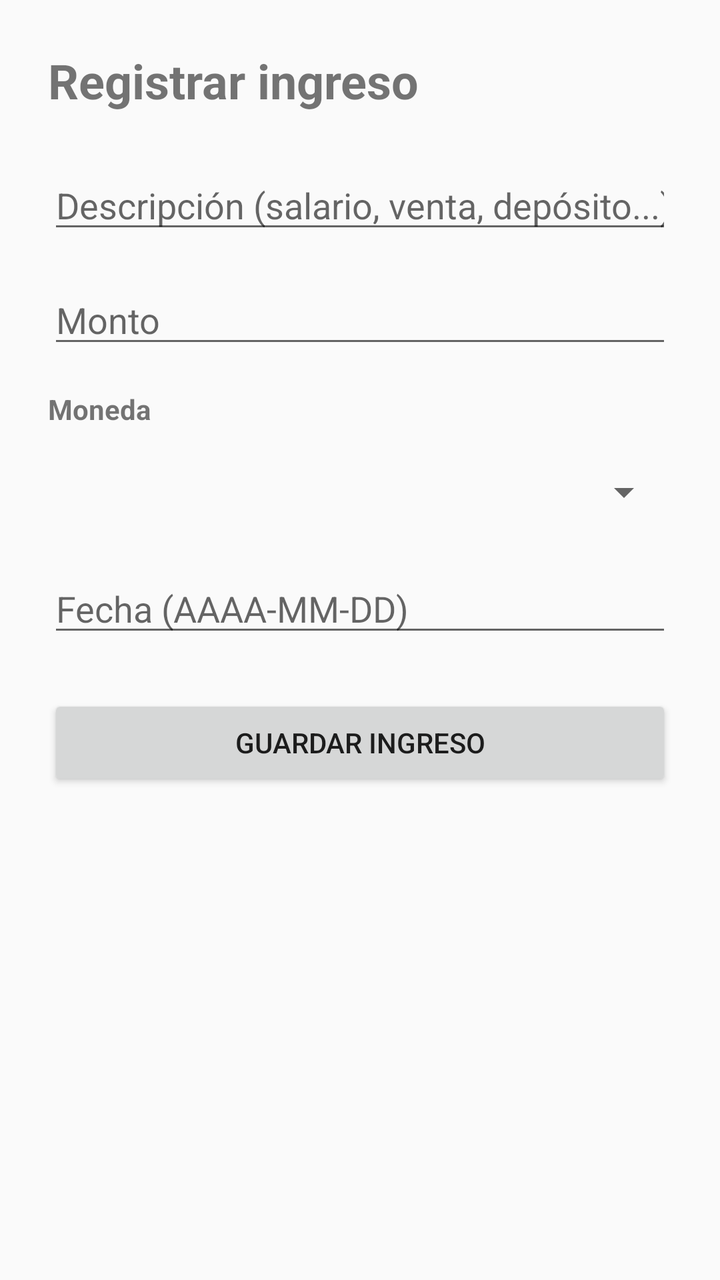
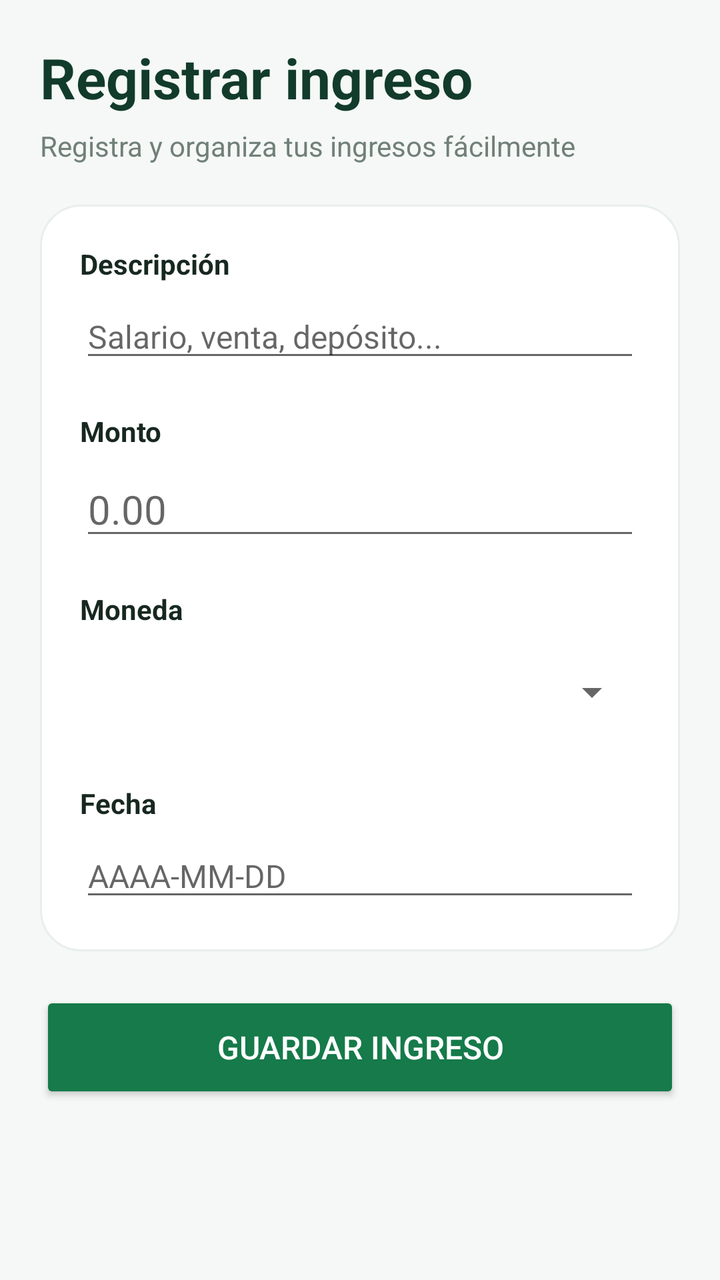

Before-and-after screenshots of an Android layout around one commit, followed by the original layout XML and the change that was made.
<!-- AndroidManifest.xml: application theme Theme.ControlGastos -->
<!-- res/layout/activity_formulario_ingreso.xml -->
<?xml version="1.0" encoding="utf-8"?>
<ScrollView xmlns:android="http://schemas.android.com/apk/res/android"
    android:layout_width="match_parent"
    android:layout_height="match_parent"
    android:fillViewport="true">

    <LinearLayout
        android:layout_width="match_parent"
        android:layout_height="wrap_content"
        android:orientation="vertical"
        android:padding="24dp">

        <TextView
            android:id="@+id/txtTituloIngreso"
            android:layout_width="match_parent"
            android:layout_height="wrap_content"
            android:layout_marginBottom="24dp"
            android:text="Registrar ingreso"
            android:textSize="24sp"
            android:textStyle="bold" />

        <EditText
            android:id="@+id/etDescripcionIngreso"
            android:layout_width="match_parent"
            android:layout_height="wrap_content"
            android:layout_marginBottom="16dp"
            android:hint="Descripción (salario, venta, depósito...)"
            android:inputType="textCapSentences"
            android:maxLines="1" />

        <EditText
            android:id="@+id/etMontoIngreso"
            android:layout_width="match_parent"
            android:layout_height="wrap_content"
            android:layout_marginBottom="16dp"
            android:hint="Monto"
            android:inputType="numberDecimal" />

        <TextView
            android:layout_width="match_parent"
            android:layout_height="wrap_content"
            android:text="Moneda"
            android:textStyle="bold" />

        <Spinner
            android:id="@+id/spMonedaIngreso"
            android:layout_width="match_parent"
            android:layout_height="48dp"
            android:layout_marginTop="8dp"
            android:layout_marginBottom="12dp" />

        <LinearLayout
            android:id="@+id/contenedorTipoCambioIngreso"
            android:layout_width="match_parent"
            android:layout_height="wrap_content"
            android:orientation="vertical"
            android:visibility="gone">

            <TextView
                android:layout_width="match_parent"
                android:layout_height="wrap_content"
                android:text="Tipo de cambio (Q por US$1)"
                android:textStyle="bold" />

            <EditText
                android:id="@+id/etTipoCambioIngreso"
                android:layout_width="match_parent"
                android:layout_height="wrap_content"
                android:hint="Ejemplo: 7.70"
                android:inputType="numberDecimal" />

            <TextView
                android:id="@+id/tvEquivalenteIngreso"
                android:layout_width="match_parent"
                android:layout_height="wrap_content"
                android:layout_marginTop="8dp"
                android:layout_marginBottom="16dp"
                android:text="Equivalente: Q 0.00"
                android:textStyle="bold" />

        </LinearLayout>

        <EditText
            android:id="@+id/etFechaIngreso"
            android:layout_width="match_parent"
            android:layout_height="wrap_content"
            android:layout_marginBottom="24dp"
            android:hint="Fecha (AAAA-MM-DD)"
            android:inputType="date" />

        <Button
            android:id="@+id/btnGuardarIngreso"
            android:layout_width="match_parent"
            android:layout_height="wrap_content"
            android:text="Guardar ingreso" />

        <Button
            android:id="@+id/btnEliminarIngreso"
            android:layout_width="match_parent"
            android:layout_height="wrap_content"
            android:layout_marginTop="12dp"
            android:text="Eliminar ingreso"
            android:visibility="gone" />

    </LinearLayout>
</ScrollView>
<!-- resources referenced by this layout -->
<resources>
  <style name="Theme.ControlGastos" parent="Theme.AppCompat.DayNight.NoActionBar" />
</resources>

<!-- the commit's change to res/layout/activity_formulario_ingreso.xml (unified diff, before → after) -->
@@ -2,104 +2,178 @@
 <ScrollView xmlns:android="http://schemas.android.com/apk/res/android"
     android:layout_width="match_parent"
     android:layout_height="match_parent"
-    android:fillViewport="true">
+    android:fillViewport="true"
+    android:background="#F5F8F6">
 
     <LinearLayout
         android:layout_width="match_parent"
         android:layout_height="wrap_content"
         android:orientation="vertical"
-        android:padding="24dp">
+        android:padding="20dp">
 
+        
         <TextView
             android:id="@+id/txtTituloIngreso"
             android:layout_width="match_parent"
             android:layout_height="wrap_content"
-            android:layout_marginBottom="24dp"
             android:text="Registrar ingreso"
-            android:textSize="24sp"
+            android:textColor="#123B2B"
+            android:textSize="28sp"
             android:textStyle="bold" />
-
-        <EditText
-            android:id="@+id/etDescripcionIngreso"
-            android:layout_width="match_parent"
-            android:layout_height="wrap_content"
-            android:layout_marginBottom="16dp"
-            android:hint="Descripción (salario, venta, depósito...)"
-            android:inputType="textCapSentences"
-            android:maxLines="1" />
-
-        <EditText
-            android:id="@+id/etMontoIngreso"
-            android:layout_width="match_parent"
-            android:layout_height="wrap_content"
-            android:layout_marginBottom="16dp"
-            android:hint="Monto"
-            android:inputType="numberDecimal" />
 
         <TextView
             android:layout_width="match_parent"
             android:layout_height="wrap_content"
-            android:text="Moneda"
-            android:textStyle="bold" />
+            android:layout_marginTop="6dp"
+            android:layout_marginBottom="20dp"
+            android:text="Registra y organiza tus ingresos fácilmente"
+            android:textColor="#718079"
+            android:textSize="14sp" />
 
-        <Spinner
-            android:id="@+id/spMonedaIngreso"
-            android:layout_width="match_parent"
-            android:layout_height="48dp"
-            android:layout_marginTop="8dp"
-            android:layout_marginBottom="12dp" />
-
+        
         <LinearLayout
-            android:id="@+id/contenedorTipoCambioIngreso"
             android:layout_width="match_parent"
             android:layout_height="wrap_content"
+            android:background="@drawable/bg_tarjeta_blanca"
             android:orientation="vertical"
-            android:visibility="gone">
+            android:padding="20dp">
 
+            
             <TextView
                 android:layout_width="match_parent"
                 android:layout_height="wrap_content"
-                android:text="Tipo de cambio (Q por US$1)"
+                android:text="Descripción"
+                android:textColor="#172820"
+                android:textSize="14sp"
                 android:textStyle="bold" />
 
             <EditText
-                android:id="@+id/etTipoCambioIngreso"
+                android:id="@+id/etDescripcionIngreso"
                 android:layout_width="match_parent"
                 android:layout_height="wrap_content"
-                android:hint="Ejemplo: 7.70"
-                android:inputType="numberDecimal" />
+                android:layout_marginTop="6dp"
+                android:hint="Salario, venta, depósito..."
+                android:inputType="textCapSentences"
+                android:singleLine="true"
+                android:textSize="16sp" />
 
+            
             <TextView
-                android:id="@+id/tvEquivalenteIngreso"
                 android:layout_width="match_parent"
                 android:layout_height="wrap_content"
-                android:layout_marginTop="8dp"
-                android:layout_marginBottom="16dp"
-                android:text="Equivalente: Q 0.00"
+                android:layout_marginTop="20dp"
+                android:text="Monto"
+                android:textColor="#172820"
+                android:textSize="14sp"
                 android:textStyle="bold" />
+
+            <EditText
+                android:id="@+id/etMontoIngreso"
+                android:layout_width="match_parent"
+                android:layout_height="wrap_content"
+                android:layout_marginTop="6dp"
+                android:hint="0.00"
+                android:inputType="numberDecimal"
+                android:textSize="20sp" />
+
+            
+            <TextView
+                android:layout_width="match_parent"
+                android:layout_height="wrap_content"
+                android:layout_marginTop="20dp"
+                android:text="Moneda"
+                android:textColor="#172820"
+                android:textSize="14sp"
+                android:textStyle="bold" />
+
+            <Spinner
+                android:id="@+id/spMonedaIngreso"
+                android:layout_width="match_parent"
+                android:layout_height="52dp"
+                android:layout_marginTop="6dp" />
+
+            
+            <LinearLayout
+                android:id="@+id/contenedorTipoCambioIngreso"
+                android:layout_width="match_parent"
+                android:layout_height="wrap_content"
+                android:layout_marginTop="12dp"
+                android:background="#F0F8F3"
+                android:orientation="vertical"
+                android:padding="14dp"
+                android:visibility="gone">
+
+                <TextView
+                    android:layout_width="match_parent"
+                    android:layout_height="wrap_content"
+                    android:text="Tipo de cambio (Q por US$1)"
+                    android:textColor="#172820"
+                    android:textStyle="bold"
+                    android:textSize="14sp" />
+
+                <EditText
+                    android:id="@+id/etTipoCambioIngreso"
+                    android:layout_width="match_parent"
+                    android:layout_height="wrap_content"
+                    android:layout_marginTop="6dp"
+                    android:hint="Ejemplo: 7.70"
+                    android:inputType="numberDecimal"
+                    android:textSize="18sp" />
+
+                <TextView
+                    android:id="@+id/tvEquivalenteIngreso"
+                    android:layout_width="match_parent"
+                    android:layout_height="wrap_content"
+                    android:layout_marginTop="10dp"
+                    android:text="Equivalente: Q 0.00"
+                    android:textColor="#167A4A"
+                    android:textSize="16sp"
+                    android:textStyle="bold" />
+
+            </LinearLayout>
+
+            
+            <TextView
+                android:layout_width="match_parent"
+                android:layout_height="wrap_content"
+                android:layout_marginTop="20dp"
+                android:text="Fecha"
+                android:textColor="#172820"
+                android:textSize="14sp"
+                android:textStyle="bold" />
+
+            <EditText
+                android:id="@+id/etFechaIngreso"
+                android:layout_width="match_parent"
+                android:layout_height="wrap_content"
+                android:layout_marginTop="6dp"
+                android:hint="AAAA-MM-DD"
+                android:inputType="date"
+                android:textSize="16sp" />
 
         </LinearLayout>
 
-        <EditText
-            android:id="@+id/etFechaIngreso"
-            android:layout_width="match_parent"
-            android:layout_height="wrap_content"
-            android:layout_marginBottom="24dp"
-            android:hint="Fecha (AAAA-MM-DD)"
-            android:inputType="date" />
-
+        
         <Button
             android:id="@+id/btnGuardarIngreso"
             android:layout_width="match_parent"
-            android:layout_height="wrap_content"
-            android:text="Guardar ingreso" />
+            android:layout_height="56dp"
+            android:layout_marginTop="20dp"
+            android:backgroundTint="#167A4A"
+            android:text="Guardar ingreso"
+            android:textColor="#FFFFFF"
+            android:textSize="16sp" />
 
+        
         <Button
             android:id="@+id/btnEliminarIngreso"
             android:layout_width="match_parent"
-            android:layout_height="wrap_content"
-            android:layout_marginTop="12dp"
+            android:layout_height="56dp"
+            android:layout_marginTop="10dp"
+            android:backgroundTint="#FBE4E4"
             android:text="Eliminar ingreso"
+            android:textColor="#B42323"
+            android:textSize="16sp"
             android:visibility="gone" />
 
     </LinearLayout>
<!-- resource entries referenced after the edit -->
@@ -1,5 +1,19 @@
 <!-- resources referenced by this layout -->
 <resources>
+  <!-- drawable bg_tarjeta_blanca (drawable) -->
+  <?xml version="1.0" encoding="utf-8"?>
+  <shape xmlns:android="http://schemas.android.com/apk/res/android"
+      android:shape="rectangle">
+  
+      <solid android:color="#FFFFFF" />
+  
+      <corners android:radius="20dp" />
+  
+      <stroke
+          android:width="1dp"
+          android:color="#E8EFEB" />
+  
+  </shape>
   <style name="Theme.ControlGastos" parent="Theme.AppCompat.DayNight.NoActionBar" />
 </resources>
 
